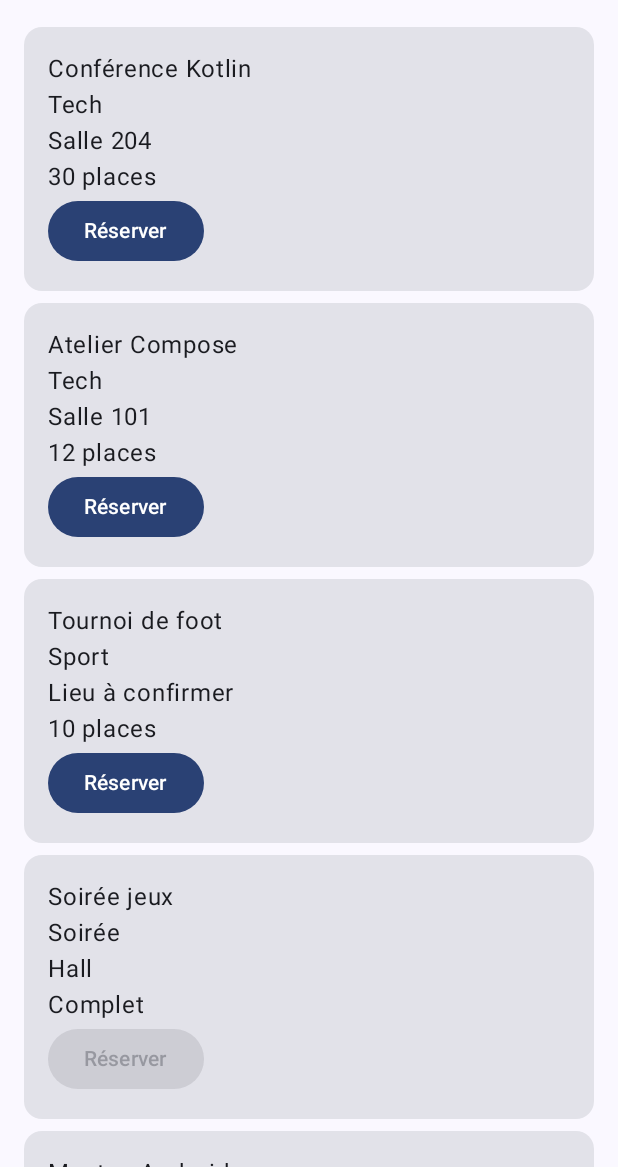
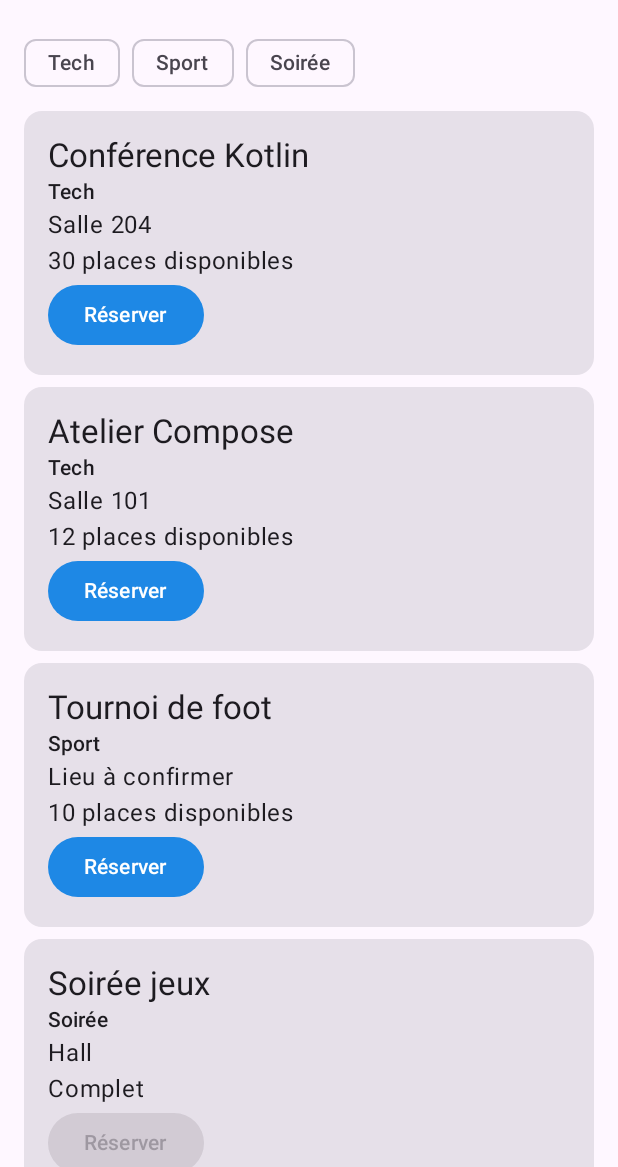
Before and after one commit to kenicha/dev_mobile-Kotline-1, an Android app built with Jetpack Compose: the screen it shows after launch (MainActivity), on a phone screen of 412 x 824 dp, the part 69-1236 px from its top. Run offline under Robolectric (Android 15) with nearby library versions, the phone set to English and light mode, and no system bars.

Commit message:
catalogue v0.2 partie 2

```diff
--- a/app/src/main/java/com/example/exo2campus/MainActivity.kt
+++ b/app/src/main/java/com/example/exo2campus/MainActivity.kt
@@ -12,7 +12,8 @@ class MainActivity : ComponentActivity() {
         enableEdgeToEdge()
         setContent {
             Exo2CampusTheme {
-                EventListScreen(events)
+                //EventListScreen(events)
+                EventListScreenP2(eventsP2)
             }
         }
     }
--- /dev/null
+++ b/app/src/main/java/com/example/exo2campus/partie2.kt
@@ -0,0 +1,197 @@
+package com.example.exo2campus
+
+import android.content.res.Configuration.UI_MODE_NIGHT_YES
+import android.util.Log
+import androidx.compose.foundation.Image
+import androidx.compose.foundation.layout.Arrangement
+import androidx.compose.foundation.layout.Column
+import androidx.compose.foundation.layout.PaddingValues
+import androidx.compose.foundation.layout.fillMaxSize
+import androidx.compose.foundation.layout.fillMaxWidth
+import androidx.compose.foundation.layout.height
+import androidx.compose.foundation.layout.padding
+import androidx.compose.foundation.lazy.LazyColumn
+import androidx.compose.foundation.lazy.LazyRow
+import androidx.compose.foundation.lazy.items
+import androidx.compose.foundation.rememberScrollState
+import androidx.compose.foundation.verticalScroll
+import androidx.compose.material3.Button
+import androidx.compose.material3.Card
+import androidx.compose.material3.ExperimentalMaterial3Api
+import androidx.compose.material3.FilterChip
+import androidx.compose.material3.MaterialTheme
+import androidx.compose.material3.Scaffold
+import androidx.compose.material3.Surface
+import androidx.compose.material3.Text
+import androidx.compose.material3.TopAppBar
+import androidx.compose.runtime.Composable
+import androidx.compose.ui.Modifier
+import androidx.compose.ui.layout.ContentScale
+import androidx.compose.ui.res.painterResource
+import androidx.compose.ui.res.pluralStringResource
+import androidx.compose.ui.res.stringResource
+import androidx.compose.ui.tooling.preview.Preview
+import androidx.compose.ui.unit.dp
+import com.example.exo2campus.ui.theme.Exo2CampusTheme
+
+private const val TAG = "Campus"
+
+//1
+data class EventP2(
+    val id: Int,
+    val title: String,
+    val category: String,
+    val location: String?,
+    val capacity: Int,
+    val description: String
+)
+
+val eventsP2 = listOf(
+    EventP2(1, "Conférence Kotlin", "Tech", "Salle 204", 30, "Découvrez Kotlin avec des exemples simples."),
+    EventP2(2, "Atelier Compose", "Tech", "Salle 101", 12, "Construisez un écran Android pas à pas."),
+    EventP2(3, "Tournoi de foot", "Sport", null, 10, "Tournoi amical sur le terrain de l'école."),
+    EventP2(4, "Soirée jeux", "Soirée", "Hall", 0, "Une soirée jeux de société entre étudiants."),
+    EventP2(5, "Meetup Android", "Tech", "Amphi 1", 1, "Rencontre avec des développeurs Android.")
+)
+
+//2
+@Composable
+fun EventCardP2(
+    event: EventP2,
+    onClick: () -> Unit,
+    onBook: () -> Unit,
+    modifier: Modifier = Modifier
+) {
+    Card(onClick = onClick, modifier = modifier) {
+        Column(modifier = Modifier.padding(16.dp)) {
+            Text(text = event.title, style = MaterialTheme.typography.titleLarge)
+            Text(text = event.category, style = MaterialTheme.typography.labelLarge)
+            Text(text = event.location ?: stringResource(R.string.event_location_unknown))
+            if (event.capacity == 0) {
+                Text(text = stringResource(R.string.event_full))
+            } else {
+                Text(
+                    text = pluralStringResource(
+                        R.plurals.available_seats,
+                        event.capacity,
+                        event.capacity
+                    )
+                )
+            }
+            Button(onClick = onBook, enabled = event.capacity > 0) {
+                Text(text = stringResource(R.string.event_book))
+            }
+        }
+    }
+}
+
+//6
+@Composable
+fun EventDetailScreen(
+    event: EventP2,
+    onBook: () -> Unit,
+    modifier: Modifier = Modifier
+) {
+    Column(
+        modifier = modifier
+            .fillMaxSize()
+            .padding(16.dp),
+        verticalArrangement = Arrangement.spacedBy(8.dp)
+    ) {
+        Image(
+            painter = painterResource(R.drawable.ic_launcher_foreground),
+            contentDescription = null,
+            contentScale = ContentScale.Crop,
+            modifier = Modifier
+                .fillMaxWidth()
+                .height(160.dp)
+        )
+        Text(text = event.title, style = MaterialTheme.typography.headlineMedium)
+        Text(
+            text = event.category,
+            style = MaterialTheme.typography.labelLarge,
+            color = MaterialTheme.colorScheme.primary
+        )
+        Text(text = event.location ?: stringResource(R.string.event_location_unknown))
+
+        Column(
+            modifier = Modifier
+                .weight(1f)
+                .verticalScroll(rememberScrollState())
+        ) {
+            Text(text = event.description)
+        }
+
+        Button(onClick = onBook, enabled = event.capacity > 0) {
+            Text(text = stringResource(R.string.event_book))
+        }
+    }
+}
+
+//7
+@OptIn(ExperimentalMaterial3Api::class)
+@Composable
+fun EventListScreenP2(events: List<EventP2>) {
+    val categories = events.map { it.category }.distinct()
+
+    Scaffold(
+        topBar = {
+            TopAppBar(title = { Text(text = stringResource(R.string.campus_title)) })
+        }
+    ) { innerPadding ->
+        LazyColumn(
+            contentPadding = innerPadding,
+            verticalArrangement = Arrangement.spacedBy(8.dp)
+        ) {
+            item {
+                LazyRow(
+                    contentPadding = PaddingValues(horizontal = 16.dp),
+                    horizontalArrangement = Arrangement.spacedBy(8.dp)
+                ) {
+                    items(categories) { category ->
+                        FilterChip(
+                            selected = false,
+                            onClick = { },
+                            label = { Text(text = category) }
+                        )
+                    }
+                }
+            }
+            items(events, key = { it.id }) { event ->
+                EventCardP2(
+                    event = event,
+                    onClick = { Log.d(TAG, "Clic sur la carte ${event.id}") },
+                    onBook = { Log.d(TAG, "Réservation de ${event.id}") },
+                    modifier = Modifier
+                        .fillMaxWidth()
+                        .padding(horizontal = 16.dp)
+                )
+            }
+        }
+    }
+}
+
+//9
+@Preview(showBackground = true)
+@Composable
+private fun ListeClairP2Preview() {
+    Exo2CampusTheme { EventListScreenP2(eventsP2) }
+}
+
+@Preview(showBackground = true, uiMode = UI_MODE_NIGHT_YES)
+@Composable
+private fun ListeSombreP2Preview() {
+    Exo2CampusTheme { EventListScreenP2(eventsP2) }
+}
+
+@Preview(showBackground = true)
+@Composable
+private fun DetailClairP2Preview() {
+    Exo2CampusTheme { Surface { EventDetailScreen(eventsP2[0], onBook = { }) } }
+}
+
+@Preview(showBackground = true, uiMode = UI_MODE_NIGHT_YES)
+@Composable
+private fun DetailSombreP2Preview() {
+    Exo2CampusTheme { Surface { EventDetailScreen(eventsP2[0], onBook = { }) } }
+}
--- a/app/src/main/java/com/example/exo2campus/ui/theme/Color.kt
+++ b/app/src/main/java/com/example/exo2campus/ui/theme/Color.kt
@@ -9,3 +9,5 @@ val Pink80 = Color(0xFFEFB8C8)
 val Purple40 = Color(0xFF6650a4)
 val PurpleGrey40 = Color(0xFF625b71)
 val Pink40 = Color(0xFF7D5260)
+
+val MaCouleur = Color(0xFF1E88E5)
--- a/app/src/main/java/com/example/exo2campus/ui/theme/Theme.kt
+++ b/app/src/main/java/com/example/exo2campus/ui/theme/Theme.kt
@@ -12,13 +12,13 @@ import androidx.compose.runtime.Composable
 import androidx.compose.ui.platform.LocalContext
 
 private val DarkColorScheme = darkColorScheme(
-    primary = Purple80,
+    primary = MaCouleur,
     secondary = PurpleGrey80,
     tertiary = Pink80
 )
 
 private val LightColorScheme = lightColorScheme(
-    primary = Purple40,
+    primary = MaCouleur,
     secondary = PurpleGrey40,
     tertiary = Pink40
 
@@ -37,7 +37,7 @@ private val LightColorScheme = lightColorScheme(
 fun Exo2CampusTheme(
     darkTheme: Boolean = isSystemInDarkTheme(),
     // Dynamic color is available on Android 12+
-    dynamicColor: Boolean = true,
+    dynamicColor: Boolean = false,
     content: @Composable () -> Unit
 ) {
     val colorScheme = when {
--- a/app/src/main/res/values/strings.xml
+++ b/app/src/main/res/values/strings.xml
@@ -1,5 +1,6 @@
 <resources>
-    <string name="app_name">Campus</string>
+    <string name="app_name">Exo2(Campus)</string>
+    <string name="campus_title">Campus</string>
     <string name="event_book">Réserver</string>
     <string name="event_full">Complet</string>
     <string name="event_location_unknown">Lieu à confirmer</string>
```
